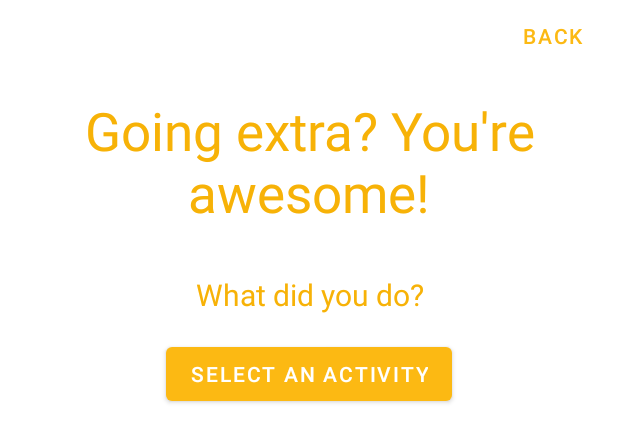
After one commit to BenTrk/BudaJam_App, an Android app: the layout activity_extrapoints.xml on its own in the app's theme, with its tools: preview values and no code run, on a phone screen of 412 x 824 dp. The commit adds this screen. Shown: the top 442 px of the screen. Run offline under Robolectric (Android 15) with nearby library versions, the phone set to English and light mode, and no system bars.

Commit message:
Added ExtraPointsActivity.java, almost everything works, save to DB left with counting logic.

```diff
--- a/app/src/main/AndroidManifest.xml
+++ b/app/src/main/AndroidManifest.xml
@@ -31,6 +31,7 @@
         </activity>
         <activity android:name=".CheckOutActivity">
         </activity>
+        <activity android:name=".ExtraPointsActivity" />
 
     </application>
 
--- /dev/null
+++ b/app/src/main/res/layout/activity_extrapoints.xml
@@ -0,0 +1,64 @@
+<?xml version="1.0" encoding="utf-8"?>
+<androidx.coordinatorlayout.widget.CoordinatorLayout xmlns:android="http://schemas.android.com/apk/res/android"
+    xmlns:tools="http://schemas.android.com/tools"
+    android:layout_width="match_parent"
+    android:layout_height="match_parent"
+    android:fitsSystemWindows="true"
+    tools:context=".ExtraPointsActivity">
+
+    <LinearLayout
+        android:layout_width="match_parent"
+        android:layout_height="wrap_content"
+        android:orientation="vertical"
+        android:gravity="center">
+        <LinearLayout
+            android:layout_width="match_parent"
+            android:layout_height="wrap_content"
+            android:orientation="horizontal"
+            android:gravity="end">
+            <Button
+                android:id="@+id/backButton"
+                android:layout_width="wrap_content"
+                android:layout_height="wrap_content"
+                android:background="@android:color/transparent"
+                android:padding="5dp"
+                android:text="@string/back"
+                android:textColor="@color/accent">
+            </Button>
+        </LinearLayout>
+
+        <TextView
+            android:layout_width="wrap_content"
+            android:layout_height="wrap_content"
+            android:textSize="35sp"
+            android:layout_margin="15dp"
+            android:gravity="center"
+            android:textColor="@color/primary"
+            android:text="Going extra? You're awesome!"/>
+        <TextView
+            android:layout_width="wrap_content"
+            android:layout_height="wrap_content"
+            android:textSize="20sp"
+            android:layout_margin="15dp"
+            android:gravity="center"
+            android:textColor="@color/primary"
+            android:text="What did you do?"/>
+        <Button
+            android:id="@+id/buttonShowDropDown"
+            android:layout_width="wrap_content"
+            android:layout_height="wrap_content"
+            android:text="Select an activity" />
+        <ScrollView
+            android:layout_width="wrap_content"
+            android:layout_height="wrap_content">
+            <LinearLayout
+                android:layout_width="wrap_content"
+                android:layout_height="wrap_content"
+                android:id="@+id/popupLinear"
+                android:orientation="horizontal"
+                android:layout_margin="10dp"
+                android:paddingBottom="10dp"/>
+        </ScrollView>
+    </LinearLayout>
+
+</androidx.coordinatorlayout.widget.CoordinatorLayout>
--- a/app/src/main/res/menu/popup_menu.xml
+++ b/app/src/main/res/menu/popup_menu.xml
@@ -11,6 +11,10 @@
         android:title="Options"/>
 
     <item
+        android:id="@+id/four"
+        android:title="Extra Points"/>
+
+    <item
         android:id="@+id/three"
         android:title="Sign out"/>
 
```
Also changed, not shown: app/src/main/java/com/example/budajam/Activity.java (added, +37 -0 lines), app/src/main/java/com/example/budajam/ExtraPointsActivity.java (added, +255 -0 lines), app/src/main/java/com/example/budajam/MainActivity.java (+9 -2 lines), app/src/main/res/drawable/activity_spinner_background.xml (added, +11 -0 lines), app/src/main/res/layout/activity_spinner_dropdown_item.xml (added, +11 -0 lines), app/src/main/res/layout/activity_spinner_item.xml (added, +10 -0 lines), app/src/main/res/layout/custom_extrapoints_layout.xml (added, +132 -0 lines).
